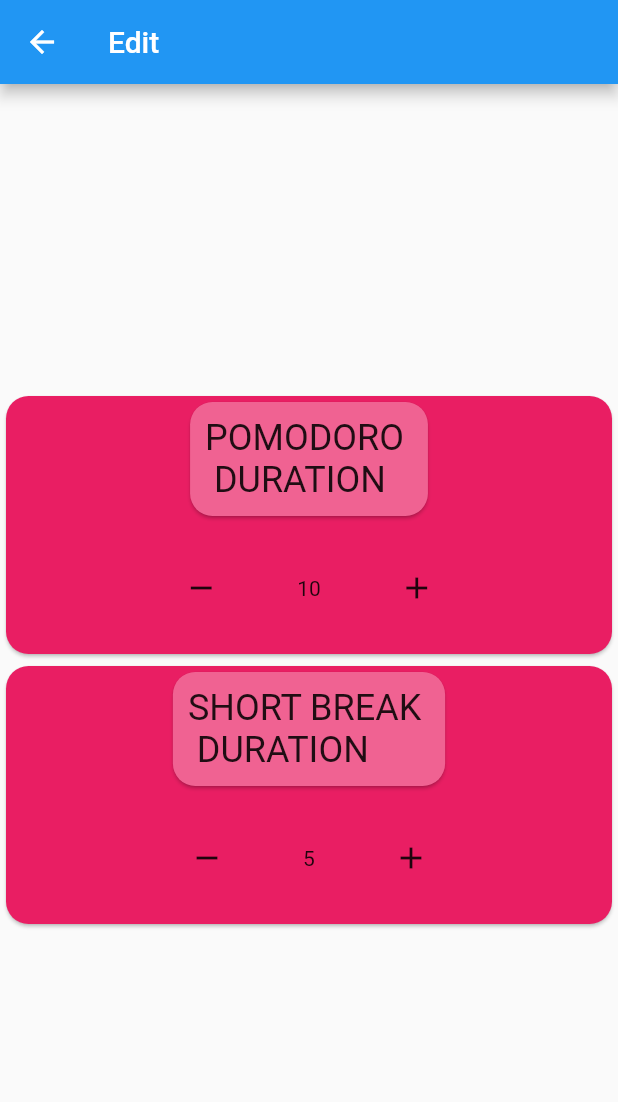
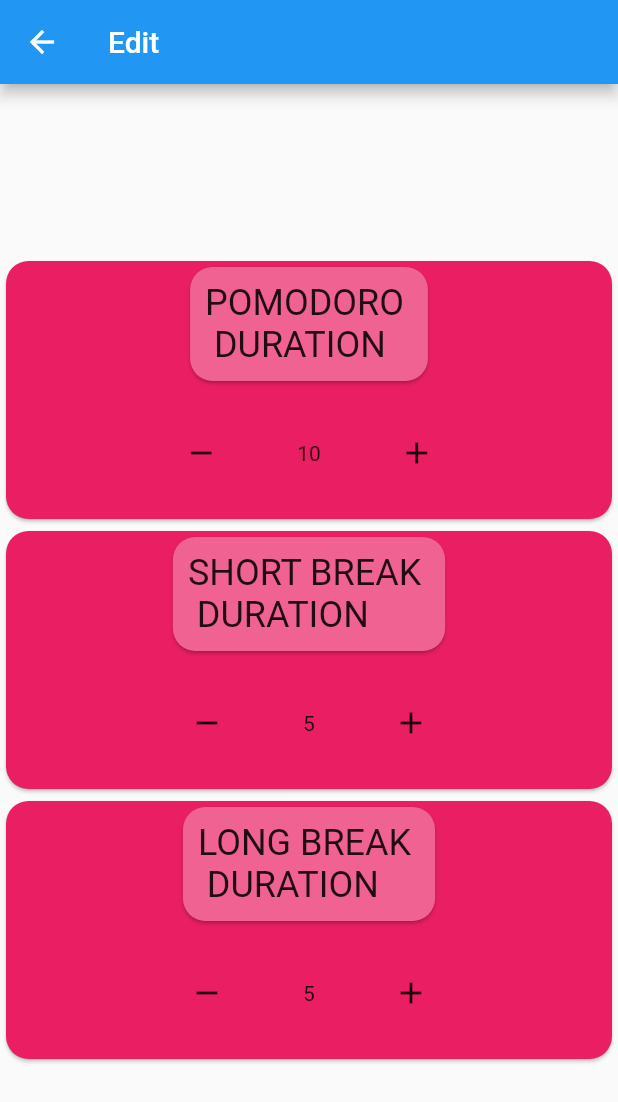
Before and after one commit to anhar-x/Pomodoro-Flutter, a Flutter app: the EditPage screen opened directly, on a phone screen of 412 x 824 dp. Shown: the top 1102 px of the screen. Run offline on Flutter 3.47's test engine with Material 2 defaults, Android fonts, the phone set to English and light mode, and no system bars; our stand-ins replace audioplayers, circular_countdown_timer, shared_preferences; accounts and stored records are empty.

Commit message:
Added long break in edit_page

```diff
--- a/lib/main.dart
+++ b/lib/main.dart
@@ -16,6 +16,9 @@ void main() async{
   if(prefs.getInt('short_break') == null){
     await prefs.setInt('short_break', 5);
   }
+   if(prefs.getInt('long_break') == null){
+    await prefs.setInt('long_break', 5);
+  }
 }
 
 class MyApp extends StatelessWidget {
--- a/lib/pages/edit_page.dart
+++ b/lib/pages/edit_page.dart
@@ -18,6 +18,8 @@ class _EditPageState extends State<EditPage> {
   _editPage() {
     int pomodoro = prefs.getInt('pomodoro');
     int shortBreak = prefs.getInt('short_break');
+    int longBreak = prefs.getInt('long_break');
+
     return Column(
       mainAxisAlignment: MainAxisAlignment.center,
       children: [
@@ -135,6 +137,63 @@ class _EditPageState extends State<EditPage> {
             ],
           ),
         ),
+        //LONG BREAK
+        Card(
+          shape: RoundedRectangleBorder(
+            borderRadius: BorderRadius.circular(15.0),
+          ),
+          color: Colors.pink,
+          child: Column(
+            children: [
+              Card(
+                shape: RoundedRectangleBorder(
+                  borderRadius: BorderRadius.circular(15.0),
+                ),
+                color: Colors.pink[300],
+                child: Padding(
+                  padding: EdgeInsets.all(10),
+                  child: Text('LONG BREAK \n DURATION',
+                      style: TextStyle(fontSize: 24)),
+                ),
+              ),
+              Row(
+                mainAxisAlignment: MainAxisAlignment.center,
+                children: [
+                  Padding(
+                    padding: EdgeInsets.all(20),
+                    child: IconButton(
+                      icon: Icon(Icons.remove),
+                      onPressed: () async {
+                        if (longBreak > 1) {
+                          setState(() {
+                            longBreak--;
+                          });
+                          await prefs.setInt('long_break', longBreak);
+                        }
+                      },
+                    ),
+                  ),
+                  Padding(
+                    padding: EdgeInsets.all(20),
+                    child: Text('$longBreak'),
+                  ),
+                  Padding(
+                    padding: EdgeInsets.all(20),
+                    child: IconButton(
+                      icon: Icon(Icons.add),
+                      onPressed: () async {
+                        setState(() {
+                          longBreak++;
+                        });
+                        await prefs.setInt('long_break', longBreak);
+                      },
+                    ),
+                  ),
+                ],
+              ),
+            ],
+          ),
+        ),
       ],
     );
   }
```
